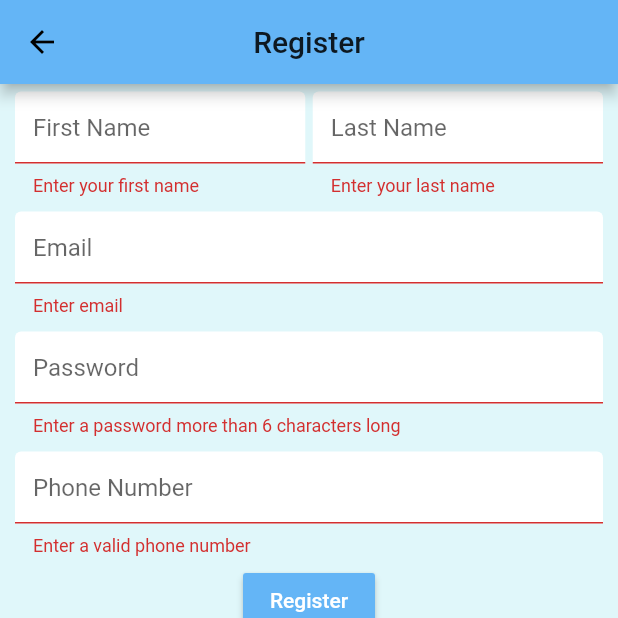
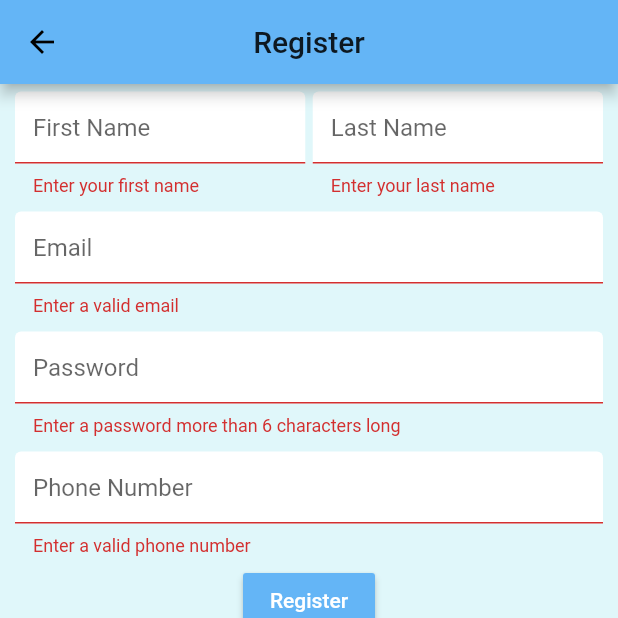
Before and after one commit to gabbykush/TeamConnect, a Flutter app: the Register screen opened by its route, after a tap on "Register", on a phone screen of 412 x 824 dp, the top half of it. Run offline on Flutter 3.47's test engine with Material 2 defaults, Android fonts, the phone set to English and light mode, and no system bars; our stand-ins replace cloud_firestore, email_validator, firebase_auth, image_picker, keyboard_actions, shared_preferences and 1 more; accounts and stored records are empty; statements that could not run were skipped.

Commit message:
Fixed some errors

```diff
--- a/lib/Authentication/authprovider.dart
+++ b/lib/Authentication/authprovider.dart
@@ -4,6 +4,7 @@ import 'package:teamconnect/Authentication/auth.dart';
 import 'package:teamconnect/Services/collections.dart';
 import 'package:teamconnect/Services/database.dart';
 import 'package:teamconnect/Widgets/loading_screen.dart';
+import 'package:teamconnect/pages/homepage.dart';
 import 'package:teamconnect/pages/login.dart';
 import 'package:teamconnect/pages/profile.dart';
 import 'package:teamconnect/pages/profilecreation.dart';
@@ -28,7 +29,7 @@ class _AuthProviderState extends State<AuthProvider> {
           builder: (context, snapshot) {
             if (snapshot.hasData) {
               if (snapshot.data)
-                return ProfilePage();
+                return GroupPage();
               else
                 return ProfileCreation();
             } else
--- a/lib/Forms/profilecreationform.dart
+++ b/lib/Forms/profilecreationform.dart
@@ -121,8 +121,9 @@ class _ProfileCreationFormState extends State<ProfileCreationForm> {
                         year,
                         birthLoc,
                         currentLoc);
-                    Navigator.pop(context);
-                  }
+                    Navigator.popUntil(context, (route) => route.isFirst);
+                  } else
+                    print('Not working');
                 },
                 child: Text('Create'),
               ),
--- a/lib/Forms/registerform.dart
+++ b/lib/Forms/registerform.dart
@@ -1,3 +1,4 @@
+import 'package:email_validator/email_validator.dart';
 import 'package:flutter/material.dart';
 import 'package:teamconnect/Authentication/auth.dart';
 import 'package:teamconnect/general/resources/routes.dart';
@@ -68,7 +69,9 @@ class _RegisterFormState extends State<RegisterForm> {
             loginPadding(TextFormField(
               decoration: loginDecoration("Email"),
               validator: (val) {
-                return val.isEmpty ? "Enter email" : null;
+                return EmailValidator.validate(val)
+                    ? null
+                    : 'Enter a valid email';
               },
               onChanged: (value) => email = value,
             )),
@@ -86,6 +89,7 @@ class _RegisterFormState extends State<RegisterForm> {
               validator: (val) {
                 return val.length != 10 ? 'Enter a valid phone number' : null;
               },
+              keyboardType: TextInputType.number,
               onChanged: (value) => phone = int.parse(value),
             )),
             RaisedButton(
--- a/pubspec.yaml
+++ b/pubspec.yaml
@@ -60,6 +60,7 @@ dependencies:
   charts_flutter: ^0.9.0
   toggle_switch: "^0.1.8"
   image_picker: ^0.6.7+14
+  email_validator: '^1.0.6'
 
 
   flutter:
```
Also changed, not shown: lib/Forms/profileform.dart (+22 -17 lines), lib/Widgets/profiledisplay.dart (+4 -17 lines), pubspec.lock.
